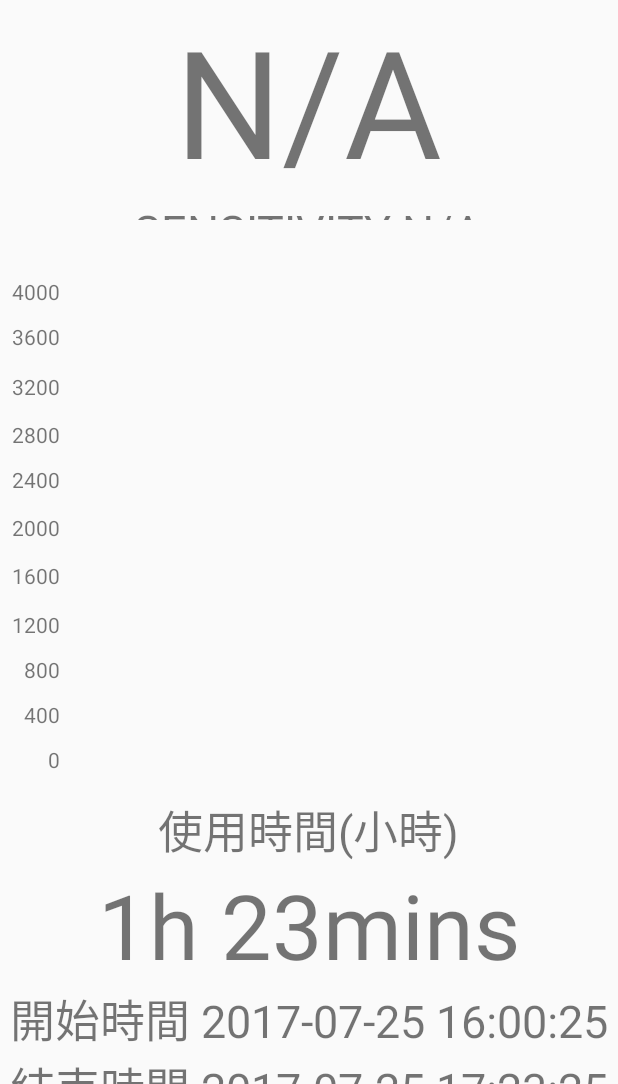
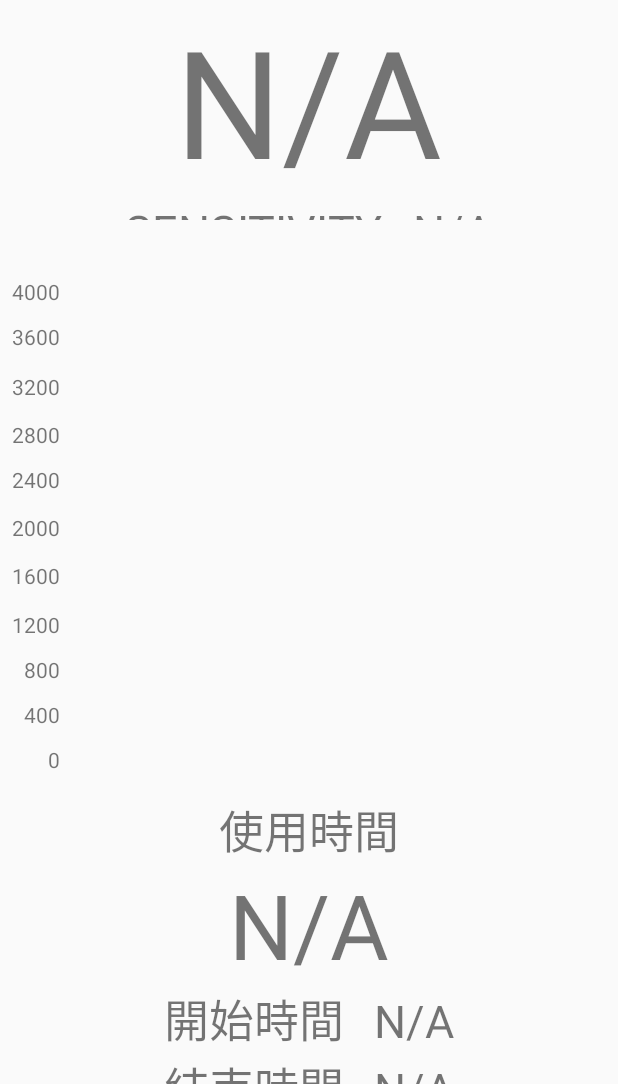
Before and after one commit to wkchen007/itri_gas, an Android app: the layout activity_work.xml on its own in the app's theme, with its tools: preview values and no code run, on a phone screen of 412 x 824 dp, the part 152-1236 px from its top. Run offline under Robolectric (Android 15) with nearby library versions, the phone set to English and light mode, and no system bars.

Commit message:
Add startTime, updateTime, lastTime function.

```diff
--- a/app/src/main/res/layout/activity_work.xml
+++ b/app/src/main/res/layout/activity_work.xml
@@ -45,12 +45,29 @@
                 android:text="@string/NA"
                 android:textSize="100dp" />
 
+            <LinearLayout
+                android:layout_width="wrap_content"
+                android:layout_height="wrap_content"
+                android:orientation="horizontal">
+
+                <TextView
+                    android:layout_width="wrap_content"
+                    android:layout_height="wrap_content"
+                    android:text="@string/sensitivity"
+                    android:textSize="30dp" />
+
+                <Space
+                    android:layout_width="20dp"
+                    android:layout_height="match_parent" />
+
                 <TextView
                     android:id="@+id/sensitivity"
                     android:layout_width="wrap_content"
                     android:layout_height="wrap_content"
-                android:text="SENSITIVITY N/A"
+                    android:text="N/A"
                     android:textSize="30dp" />
+            </LinearLayout>
+
         </LinearLayout>
 
         <RelativeLayout
@@ -159,22 +176,57 @@
                 android:textSize="30dp" />
 
             <TextView
+                android:id="@+id/lastTime"
                 android:layout_width="wrap_content"
                 android:layout_height="wrap_content"
-                android:text="1h 23mins"
+                android:text="@string/NA"
                 android:textSize="60dp" />
+
+            <LinearLayout
+                android:layout_width="wrap_content"
+                android:layout_height="wrap_content"
+                android:orientation="horizontal">
 
                 <TextView
                     android:layout_width="wrap_content"
                     android:layout_height="wrap_content"
-                android:text="開始時間 2017-07-25 16:00:25"
+                    android:text="@string/start_time"
                     android:textSize="30dp" />
+
+                <Space
+                    android:layout_width="20dp"
+                    android:layout_height="match_parent" />
+
+                <TextView
+                    android:id="@+id/startTime"
+                    android:layout_width="wrap_content"
+                    android:layout_height="wrap_content"
+                    android:text="@string/NA"
+                    android:textSize="30dp" />
+            </LinearLayout>
+
+            <LinearLayout
+                android:layout_width="wrap_content"
+                android:layout_height="wrap_content"
+                android:orientation="horizontal">
 
                 <TextView
                     android:layout_width="wrap_content"
                     android:layout_height="wrap_content"
-                android:text="結束時間 2017-07-25 17:23:25"
+                    android:text="@string/update_time"
+                    android:textSize="30dp" />
+
+                <Space
+                    android:layout_width="20dp"
+                    android:layout_height="match_parent" />
+
+                <TextView
+                    android:id="@+id/updateTime"
+                    android:layout_width="wrap_content"
+                    android:layout_height="wrap_content"
+                    android:text="@string/NA"
                     android:textSize="30dp" />
             </LinearLayout>
         </LinearLayout>
+    </LinearLayout>
 </android.support.design.widget.CoordinatorLayout>
--- a/app/src/main/res/values/strings.xml
+++ b/app/src/main/res/values/strings.xml
@@ -12,6 +12,9 @@
     <string name="warn">偏高</string>
     <string name="careful">過量</string>
     <string name="danger">危險</string>
-    <string name="use_time">使用時間(小時)</string>
+    <string name="use_time">使用時間</string>
+    <string name="start_time">開始時間</string>
+    <string name="update_time">結束時間</string>
     <string name="NA">N/A</string>
+    <string name="sensitivity">SENSITIVITY</string>
 </resources>
```
Also changed, not shown: app/src/main/java/com/itripatch/itri_gas/WorkActivity.java (+18 -14 lines), app/src/main/java/com/itripatch/util/DateUtil.java (+33 -2 lines), app/src/main/java/com/itripatch/util/ScannedDevice.java (+80 -136 lines). Lines whose indentation alone changed are shown as unchanged.
